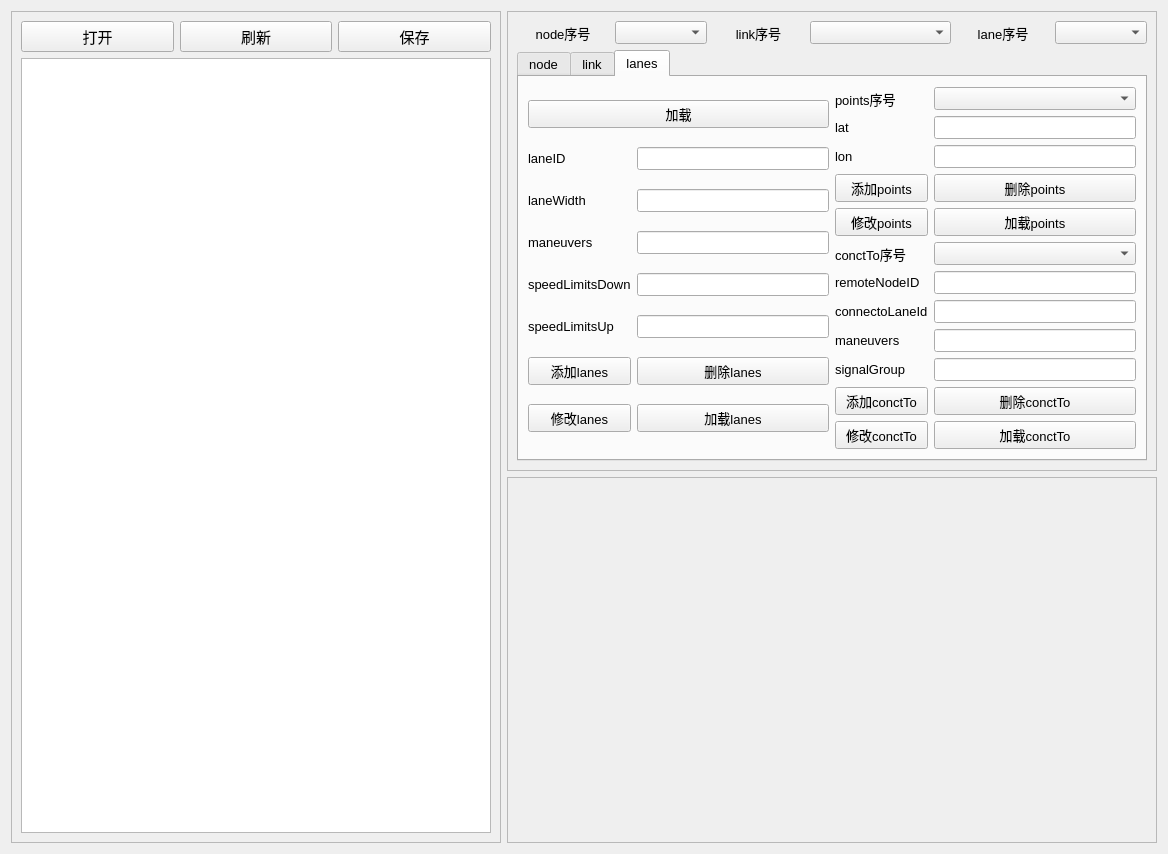
Old version of the form mapConf/ssh_form.ui in the repository ligang0730/PythonTools.
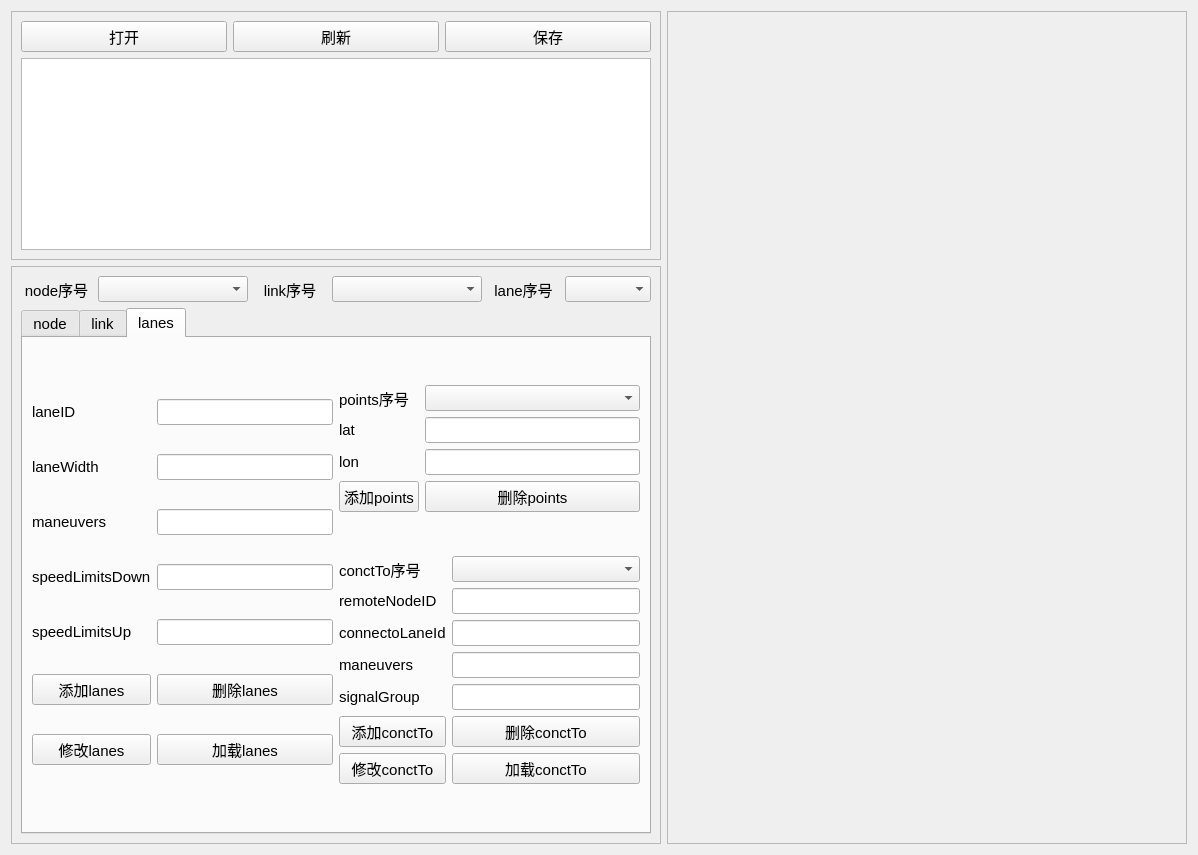
New version of the form. The open tabs and pages were chosen to show the change. Icons and pictures are not drawn.

What changed in the file:
```diff
--- a/mapConf/ssh_form.ui
+++ b/mapConf/ssh_form.ui
@@ -6,15 +6,82 @@
    <rect>
     <x>0</x>
     <y>0</y>
-    <width>1168</width>
-    <height>854</height>
+    <width>1198</width>
+    <height>855</height>
    </rect>
   </property>
   <property name="windowTitle">
    <string>Form</string>
   </property>
   <layout class="QGridLayout" name="gridLayout_12">
-   <item row="0" column="1">
+   <item row="0" column="0" rowspan="2">
+    <widget class="QFrame" name="frame_2">
+     <property name="sizePolicy">
+      <sizepolicy hsizetype="Expanding" vsizetype="Expanding">
+       <horstretch>0</horstretch>
+       <verstretch>0</verstretch>
+      </sizepolicy>
+     </property>
+     <property name="frameShape">
+      <enum>QFrame::StyledPanel</enum>
+     </property>
+     <property name="frameShadow">
+      <enum>QFrame::Raised</enum>
+     </property>
+     <layout class="QGridLayout" name="gridLayout">
+      <item row="0" column="1">
+       <widget class="QPushButton" name="pushButton_shuaxin">
+        <property name="font">
+         <font>
+          <family>Arial</family>
+          <pointsize>11</pointsize>
+         </font>
+        </property>
+        <property name="text">
+         <string>刷新</string>
+        </property>
+       </widget>
+      </item>
+      <item row="0" column="2">
+       <widget class="QPushButton" name="pushButton_save">
+        <property name="font">
+         <font>
+          <family>Arial</family>
+          <pointsize>11</pointsize>
+         </font>
+        </property>
+        <property name="text">
+         <string>保存</string>
+        </property>
+       </widget>
+      </item>
+      <item row="0" column="0">
+       <widget class="QPushButton" name="pushButton_open">
+        <property name="font">
+         <font>
+          <family>Arial</family>
+          <pointsize>11</pointsize>
+         </font>
+        </property>
+        <property name="text">
+         <string>打开</string>
+        </property>
+       </widget>
+      </item>
+      <item row="1" column="0" colspan="3">
+       <widget class="QTreeView" name="treeView_read">
+        <property name="minimumSize">
+         <size>
+          <width>0</width>
+          <height>0</height>
+         </size>
+        </property>
+       </widget>
+      </item>
+     </layout>
+    </widget>
+   </item>
+   <item row="2" column="0">
     <widget class="QFrame" name="frame_3">
      <property name="sizePolicy">
       <sizepolicy hsizetype="MinimumExpanding" vsizetype="MinimumExpanding">
@@ -45,10 +112,16 @@
        <layout class="QGridLayout" name="gridLayout_5">
         <item row="0" column="1">
          <widget class="QComboBox" name="comboBox_nodexh">
+          <property name="minimumSize">
+           <size>
+            <width>150</width>
+            <height>0</height>
+           </size>
+          </property>
           <property name="font">
            <font>
             <family>Arial</family>
-            <pointsize>10</pointsize>
+            <pointsize>11</pointsize>
            </font>
           </property>
          </widget>
@@ -58,7 +131,7 @@
           <property name="font">
            <font>
             <family>Arial</family>
-            <pointsize>10</pointsize>
+            <pointsize>11</pointsize>
            </font>
           </property>
           <property name="text">
@@ -73,14 +146,14 @@
          <widget class="QComboBox" name="comboBox_linkxh">
           <property name="minimumSize">
            <size>
-            <width>141</width>
+            <width>150</width>
             <height>0</height>
            </size>
           </property>
           <property name="font">
            <font>
             <family>Arial</family>
-            <pointsize>10</pointsize>
+            <pointsize>11</pointsize>
            </font>
           </property>
          </widget>
@@ -90,7 +163,7 @@
           <property name="font">
            <font>
             <family>Arial</family>
-            <pointsize>10</pointsize>
+            <pointsize>11</pointsize>
            </font>
           </property>
           <property name="text">
@@ -106,7 +179,7 @@
           <property name="font">
            <font>
             <family>Arial</family>
-            <pointsize>10</pointsize>
+            <pointsize>11</pointsize>
            </font>
           </property>
          </widget>
@@ -116,7 +189,7 @@
           <property name="font">
            <font>
             <family>Arial</family>
-            <pointsize>10</pointsize>
+            <pointsize>11</pointsize>
            </font>
           </property>
           <property name="text">
@@ -134,7 +207,7 @@
         <property name="font">
          <font>
           <family>Arial</family>
-          <pointsize>10</pointsize>
+          <pointsize>11</pointsize>
          </font>
         </property>
         <property name="currentIndex">
@@ -700,123 +773,28 @@
          <attribute name="title">
           <string>lanes</string>
          </attribute>
-         <layout class="QGridLayout" name="gridLayout_11">
-          <item row="0" column="0">
+         <layout class="QGridLayout" name="gridLayout_15">
+          <item row="0" column="0" rowspan="2">
            <layout class="QGridLayout" name="gridLayout_9">
-            <item row="6" column="1">
-             <widget class="QPushButton" name="pushButton_lanesDel">
-              <property name="font">
-               <font>
-                <family>Arial</family>
-                <pointsize>10</pointsize>
-               </font>
-              </property>
-              <property name="text">
-               <string>删除lanes</string>
-              </property>
-             </widget>
-            </item>
-            <item row="5" column="0">
-             <widget class="QLabel" name="label_74">
-              <property name="font">
-               <font>
-                <family>Arial</family>
-                <pointsize>10</pointsize>
-               </font>
-              </property>
-              <property name="text">
-               <string>speedLimitsUp</string>
-              </property>
-             </widget>
-            </item>
-            <item row="3" column="1">
-             <widget class="QLineEdit" name="lineEdit_lanesManeuvers">
-              <property name="font">
-               <font>
-                <family>Arial</family>
-                <pointsize>10</pointsize>
-               </font>
-              </property>
-             </widget>
-            </item>
-            <item row="6" column="0">
-             <widget class="QPushButton" name="pushButton_lanesAdd">
-              <property name="font">
-               <font>
-                <family>Arial</family>
-                <pointsize>10</pointsize>
-               </font>
-              </property>
-              <property name="text">
-               <string>添加lanes</string>
-              </property>
-             </widget>
-            </item>
-            <item row="2" column="0">
-             <widget class="QLabel" name="label_63">
-              <property name="font">
-               <font>
-                <family>Arial</family>
-                <pointsize>10</pointsize>
-               </font>
-              </property>
-              <property name="text">
-               <string>laneWidth</string>
-              </property>
-             </widget>
-            </item>
-            <item row="7" column="0">
-             <widget class="QPushButton" name="pushButton_lanesMod">
-              <property name="font">
-               <font>
-                <family>Arial</family>
-                <pointsize>10</pointsize>
-               </font>
-              </property>
-              <property name="text">
-               <string>修改lanes</string>
-              </property>
-             </widget>
-            </item>
-            <item row="3" column="0">
-             <widget class="QLabel" name="label_64">
-              <property name="font">
-               <font>
-                <family>Arial</family>
-                <pointsize>10</pointsize>
-               </font>
-              </property>
-              <property name="text">
-               <string>maneuvers</string>
-              </property>
-             </widget>
-            </item>
-            <item row="4" column="1">
-             <widget class="QLineEdit" name="lineEdit_lanesSpeedLimitDown">
-              <property name="font">
-               <font>
-                <family>Arial</family>
-                <pointsize>10</pointsize>
-               </font>
-              </property>
-             </widget>
-            </item>
-            <item row="2" column="1">
+            <property name="verticalSpacing">
+             <number>15</number>
+            </property>
+            <item row="1" column="1">
              <widget class="QLineEdit" name="lineEdit_lanesWidth">
               <property name="font">
                <font>
                 <family>Arial</family>
-                <pointsize>10</pointsize>
+                <pointsize>11</pointsize>
                </font>
               </property>
              </widget>
             </item>
-            <item row="7" column="1">
+            <item row="6" column="1">
              <widget class="QPushButton" name="pushButton_lanesLoad">
               <property name="font">
                <font>
                 <family>Arial</family>
-                <pointsize>10</pointsize>
+                <pointsize>11</pointsize>
                </font>
               </property>
               <property name="text">
@@ -824,22 +802,91 @@
               </property>
              </widget>
             </item>
-            <item row="1" column="1">
+            <item row="3" column="1">
+             <widget class="QLineEdit" name="lineEdit_lanesSpeedLimitDown">
+              <property name="font">
+               <font>
+                <family>Arial</family>
+                <pointsize>11</pointsize>
+               </font>
+              </property>
+             </widget>
+            </item>
+            <item row="0" column="1">
              <widget class="QLineEdit" name="lineEdit_lanesId">
               <property name="font">
                <font>
                 <family>Arial</family>
-                <pointsize>10</pointsize>
+                <pointsize>11</pointsize>
                </font>
               </property>
              </widget>
             </item>
+            <item row="4" column="1">
+             <widget class="QLineEdit" name="lineEdit_lanesSpeedLimitUp">
+              <property name="font">
+               <font>
+                <family>Arial</family>
+                <pointsize>11</pointsize>
+               </font>
+              </property>
+             </widget>
+            </item>
+            <item row="5" column="0">
+             <widget class="QPushButton" name="pushButton_lanesAdd">
+              <property name="font">
+               <font>
+                <family>Arial</family>
+                <pointsize>11</pointsize>
+               </font>
+              </property>
+              <property name="text">
+               <string>添加lanes</string>
+              </property>
+             </widget>
+            </item>
+            <item row="6" column="0">
+             <widget class="QPushButton" name="pushButton_lanesMod">
+              <property name="font">
+               <font>
+                <family>Arial</family>
+                <pointsize>11</pointsize>
+               </font>
+              </property>
+              <property name="text">
+               <string>修改lanes</string>
+              </property>
+             </widget>
+            </item>
             <item row="4" column="0">
+             <widget class="QLabel" name="label_74">
+              <property name="font">
+               <font>
+                <family>Arial</family>
+                <pointsize>11</pointsize>
+               </font>
+              </property>
+              <property name="text">
+               <string>speedLimitsUp</string>
+              </property>
+             </widget>
+            </item>
+            <item row="2" column="1">
+             <widget class="QLineEdit" name="lineEdit_lanesManeuvers">
+              <property name="font">
+               <font>
+                <family>Arial</family>
+                <pointsize>11</pointsize>
+               </font>
+              </property>
+             </widget>
+            </item>
+            <item row="3" column="0">
              <widget class="QLabel" name="label_75">
               <property name="font">
                <font>
                 <family>Arial</family>
-                <pointsize>10</pointsize>
+                <pointsize>11</pointsize>
                </font>
               </property>
               <property name="text">
@@ -847,12 +894,38 @@
               </property>
              </widget>
             </item>
-            <item row="1" column="0">
+            <item row="5" column="1">
+             <widget class="QPushButton" name="pushButton_lanesDel">
+              <property name="font">
+               <font>
+                <family>Arial</family>
+                <pointsize>11</pointsize>
+               </font>
+              </property>
+              <property name="text">
+               <string>删除lanes</string>
+              </property>
+             </widget>
+            </item>
+            <item row="2" column="0">
+             <widget class="QLabel" name="label_64">
+              <property name="font">
+               <font>
+                <family>Arial</family>
+                <pointsize>11</pointsize>
+               </font>
+              </property>
+              <property name="text">
+               <string>maneuvers</string>
+              </property>
+             </widget>
+            </item>
+            <item row="0" column="0">
              <widget class="QLabel" name="label_62">
               <property name="font">
                <font>
                 <family>Arial</family>
-                <pointsize>10</pointsize>
+                <pointsize>11</pointsize>
                </font>
               </property>
               <property name="text">
@@ -860,20 +933,16 @@
               </property>
              </widget>
             </item>
-            <item row="5" column="1">
-             <widget class="QLineEdit" name="lineEdit_lanesSpeedLimitUp">
+            <item row="1" column="0">
+             <widget class="QLabel" name="label_63">
               <property name="font">
                <font>
                 <family>Arial</family>
-                <pointsize>10</pointsize>
+                <pointsize>11</pointsize>
                </font>
               </property>
-             </widget>
-            </item>
-            <item row="0" column="0" colspan="2">
-             <widget class="QPushButton" name="pushButton_loadlanespage">
               <property name="text">
-               <string>加载</string>
+               <string>laneWidth</string>
               </property>
              </widget>
             </item>
@@ -881,25 +950,12 @@
           </item>
           <item row="0" column="1">
            <layout class="QGridLayout" name="gridLayout_10">
-            <item row="0" column="0">
-             <widget class="QLabel" name="label_66">
-              <property name="font">
-               <font>
-                <family>Arial</family>
-                <pointsize>10</pointsize>
-               </font>
-              </property>
-              <property name="text">
-               <string>points序号</string>
-              </property>
-             </widget>
-            </item>
             <item row="0" column="1">
              <widget class="QComboBox" name="comboBox_lanesPointsxh">
               <property name="font">
                <font>
                 <family>Arial</family>
-                <pointsize>10</pointsize>
+                <pointsize>11</pointsize>
                </font>
               </property>
              </widget>
@@ -909,7 +965,7 @@
               <property name="font">
                <font>
                 <family>Arial</family>
-                <pointsize>10</pointsize>
+                <pointsize>11</pointsize>
                </font>
               </property>
               <property name="text">
@@ -917,12 +973,38 @@
               </property>
              </widget>
             </item>
+            <item row="0" column="0">
+             <widget class="QLabel" name="label_66">
+              <property name="font">
+               <font>
+                <family>Arial</family>
+                <pointsize>11</pointsize>
+               </font>
+              </property>
+              <property name="text">
+               <string>points序号</string>
+              </property>
+             </widget>
+            </item>
+            <item row="3" column="0">
+             <widget class="QPushButton" name="pushButton_lanesPointsAdd">
+              <property name="font">
+               <font>
+                <family>Arial</family>
+                <pointsize>11</pointsize>
+               </font>
+              </property>
+              <property name="text">
+               <string>添加points</string>
+              </property>
+             </widget>
+            </item>
             <item row="1" column="1">
              <widget class="QLineEdit" name="lineEdit_lanesPointsLat">
               <property name="font">
                <font>
                 <family>Arial</family>
-                <pointsize>10</pointsize>
+                <pointsize>11</pointsize>
                </font>
               </property>
              </widget>
@@ -932,7 +1014,7 @@
               <property name="font">
                <font>
                 <family>Arial</family>
-                <pointsize>10</pointsize>
+                <pointsize>11</pointsize>
                </font>
               </property>
               <property name="text">
@@ -945,30 +1027,17 @@
               <property name="font">
                <font>
                 <family>Arial</family>
-                <pointsize>10</pointsize>
+                <pointsize>11</pointsize>
                </font>
               </property>
              </widget>
             </item>
-            <item row="3" column="0">
-             <widget class="QPushButton" name="pushButton_lanesPointsAdd">
-              <property name="font">
-               <font>
-                <family>Arial</family>
-                <pointsize>10</pointsize>
-               </font>
-              </property>
-              <property name="text">
-               <string>添加points</string>
-              </property>
-             </widget>
-            </item>
             <item row="3" column="1">
              <widget class="QPushButton" name="pushButton_lanesPointsDel">
               <property name="font">
                <font>
                 <family>Arial</family>
-                <pointsize>10</pointsize>
+                <pointsize>11</pointsize>
                </font>
               </property>
               <property name="text">
@@ -976,38 +1045,16 @@
               </property>
              </widget>
             </item>
-            <item row="4" column="0">
-             <widget class="QPushButton" name="pushButton_lanesPointsMod">
-              <property name="font">
-               <font>
-                <family>Arial</family>
-                <pointsize>10</pointsize>
-               </font>
-              </property>
-              <property name="text">
-               <string>修改points</string>
-              </property>
-             </widget>
-            </item>
-            <item row="4" column="1">
-             <widget class="QPushButton" name="pushButton_lanesPointsLoad">
-              <property name="font">
-               <font>
-                <family>Arial</family>
-                <pointsize>10</pointsize>
-               </font>
-              </property>
-              <property name="text">
-               <string>加载points</string>
-              </property>
-             </widget>
-            </item>
-            <item row="5" column="0">
+           </layout>
+          </item>
+          <item row="1" column="1">
+           <layout class="QGridLayout" name="gridLayout_11">
+            <item row="0" column="0">
              <widget class="QLabel" name="label_76">
               <property name="font">
                <font>
                 <family>Arial</family>
-                <pointsize>10</pointsize>
+                <pointsize>11</pointsize>
                </font>
               </property>
               <property name="text">
@@ -1015,22 +1062,22 @@
               </property>
              </widget>
             </item>
-            <item row="5" column="1">
+            <item row="0" column="1">
              <widget class="QComboBox" name="comboBox_lanesConctToxh">
               <property name="font">
                <font>
                 <family>Arial</family>
-                <pointsize>10</pointsize>
+                <pointsize>11</pointsize>
                </font>
               </property>
              </widget>
             </item>
-            <item row="6" column="0">
+            <item row="1" column="0">
              <widget class="QLabel" name="label_70">
               <property name="font">
                <font>
                 <family>Arial</family>
-                <pointsize>10</pointsize>
+                <pointsize>11</pointsize>
                </font>
               </property>
               <property name="text">
@@ -1038,22 +1085,22 @@
               </property>
              </widget>
             </item>
-            <item row="6" column="1">
+            <item row="1" column="1">
              <widget class="QLineEdit" name="lineEdit_lanesNodeId">
               <property name="font">
                <font>
                 <family>Arial</family>
-                <pointsize>10</pointsize>
+                <pointsize>11</pointsize>
                </font>
               </property>
              </widget>
             </item>
-            <item row="7" column="0">
+            <item row="2" column="0">
              <widget class="QLabel" name="label_71">
               <property name="font">
                <font>
                 <family>Arial</family>
-                <pointsize>10</pointsize>
+                <pointsize>11</pointsize>
                </font>
               </property>
               <property name="text">
@@ -1061,22 +1108,22 @@
               </property>
              </widget>
             </item>
-            <item row="7" column="1">
+            <item row="2" column="1">
              <widget class="QLineEdit" name="lineEdit_lanesDownNodeId">
               <property name="font">
                <font>
                 <family>Arial</family>
-                <pointsize>10</pointsize>
+                <pointsize>11</pointsize>
                </font>
               </property>
              </widget>
             </item>
-            <item row="8" column="0">
+            <item row="3" column="0">
              <widget class="QLabel" name="label_72">
               <property name="font">
                <font>
                 <family>Arial</family>
-                <pointsize>10</pointsize>
+                <pointsize>11</pointsize>
                </font>
               </property>
               <property name="text">
@@ -1084,22 +1131,22 @@
               </property>
              </widget>
             </item>
-            <item row="8" column="1">
+            <item row="3" column="1">
              <widget class="QLineEdit" name="lineEdit_lanesDownManeuvers">
               <property name="font">
                <font>
                 <family>Arial</family>
-                <pointsize>10</pointsize>
+                <pointsize>11</pointsize>
                </font>
               </property>
              </widget>
             </item>
-            <item row="9" column="0">
+            <item row="4" column="0">
              <widget class="QLabel" name="label_73">
               <property name="font">
                <font>
                 <family>Arial</family>
-                <pointsize>10</pointsize>
+                <pointsize>11</pointsize>
                </font>
               </property>
               <property name="text">
@@ -1107,22 +1154,22 @@
               </property>
              </widget>
             </item>
-            <item row="9" column="1">
+            <item row="4" column="1">
              <widget class="QLineEdit" name="lineEdit_lanesDownSign">
               <property name="font">
                <font>
                 <family>Arial</family>
-                <pointsize>10</pointsize>
+                <pointsize>11</pointsize>
                </font>
               </property>
              </widget>
             </item>
-            <item row="10" column="0">
+            <item row="5" column="0">
              <widget class="QPushButton" name="pushButton_lanesConcToAdd">
               <property name="font">
                <font>
                 <family>Arial</family>
-                <pointsize>10</pointsize>
+                <pointsize>11</pointsize>
                </font>
               </property>
               <property name="text">
@@ -1130,12 +1177,12 @@
               </property>
              </widget>
             </item>
-            <item row="10" column="1">
+            <item row="5" column="1">
              <widget class="QPushButton" name="pushButton_lanesConcToDel">
               <property name="font">
                <font>
                 <family>Arial</family>
-                <pointsize>10</pointsize>
+                <pointsize>11</pointsize>
                </font>
               </property>
               <property name="text">
@@ -1143,12 +1190,12 @@
               </property>
              </widget>
             </item>
-            <item row="11" column="0">
+            <item row="6" column="0">
              <widget class="QPushButton" name="pushButton_lanesConcToMod">
               <property name="font">
                <font>
                 <family>Arial</family>
-                <pointsize>10</pointsize>
+                <pointsize>11</pointsize>
                </font>
               </property>
               <property name="text">
@@ -1156,12 +1203,12 @@
               </property>
              </widget>
             </item>
-            <item row="11" column="1">
+            <item row="6" column="1">
              <widget class="QPushButton" name="pushButton_lanesConcToLoad">
               <property name="font">
                <font>
                 <family>Arial</family>
-                <pointsize>10</pointsize>
+                <pointsize>11</pointsize>
                </font>
               </property>
               <property name="text">
@@ -1178,7 +1225,7 @@
      </layout>
     </widget>
    </item>
-   <item row="1" column="1">
+   <item row="0" column="1" rowspan="3">
     <widget class="QFrame" name="frame">
      <property name="sizePolicy">
       <sizepolicy hsizetype="MinimumExpanding" vsizetype="MinimumExpanding">
@@ -1201,73 +1248,6 @@
      <layout class="QGridLayout" name="gridLayout_14"/>
     </widget>
    </item>
-   <item row="0" column="0" rowspan="2">
-    <widget class="QFrame" name="frame_2">
-     <property name="sizePolicy">
-      <sizepolicy hsizetype="Expanding" vsizetype="Expanding">
-       <horstretch>0</horstretch>
-       <verstretch>0</verstretch>
-      </sizepolicy>
-     </property>
-     <property name="frameShape">
-      <enum>QFrame::StyledPanel</enum>
-     </property>
-     <property name="frameShadow">
-      <enum>QFrame::Raised</enum>
-     </property>
-     <layout class="QGridLayout" name="gridLayout">
-      <item row="0" column="0">
-       <widget class="QPushButton" name="pushButton_open">
-        <property name="font">
-         <font>
-          <family>Arial</family>
-          <pointsize>11</pointsize>
-         </font>
-        </property>
-        <property name="text">
-         <string>打开</string>
-        </property>
-       </widget>
-      </item>
-      <item row="0" column="1">
-       <widget class="QPushButton" name="pushButton_shuaxin">
-        <property name="font">
-         <font>
-          <family>Arial</family>
-          <pointsize>11</pointsize>
-         </font>
-        </property>
-        <property name="text">
-         <string>刷新</string>
-        </property>
-       </widget>
-      </item>
-      <item row="0" column="2">
-       <widget class="QPushButton" name="pushButton_save">
-        <property name="font">
-         <font>
-          <family>Arial</family>
-          <pointsize>11</pointsize>
-         </font>
-        </property>
-        <property name="text">
-         <string>保存</string>
-        </property>
-       </widget>
-      </item>
-      <item row="1" column="0" colspan="3">
-       <widget class="QTreeView" name="treeView_read">
-        <property name="minimumSize">
-         <size>
-          <width>407</width>
-          <height>772</height>
-         </size>
-        </property>
-       </widget>
-      </item>
-     </layout>
-    </widget>
-   </item>
   </layout>
  </widget>
  <resources/>
```
Left out of the diff: 700 changed lines with no effect on the pictures.
